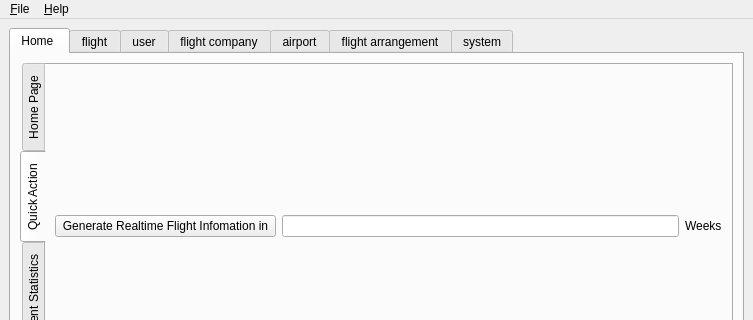
Qt form mainplatformwindow.ui (Aloereed/Flightman_Platform_DATA130039) before a commit; both pictures show x 0 to 753 and y 0 to 320 of the 753 by 600 pixel window.
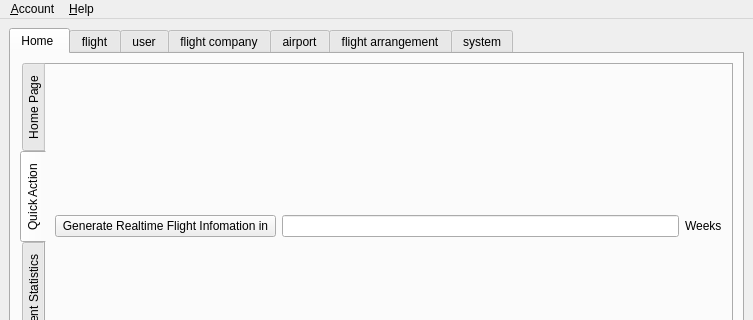
The same form after that commit. The open tabs and pages were chosen to show the change. Icons and pictures are not drawn.

Commit message: 文件改为账号

Patch:
```diff
--- a/mainplatformwindow.ui
+++ b/mainplatformwindow.ui
@@ -637,7 +637,7 @@
    </property>
    <widget class="QMenu" name="menu_File">
     <property name="title">
-     <string>&amp;File</string>
+     <string>&amp;Account</string>
     </property>
     <addaction name="actionLog_out"/>
    </widget>
```
Left out of the diff: 2 changed lines with no effect on the pictures.
